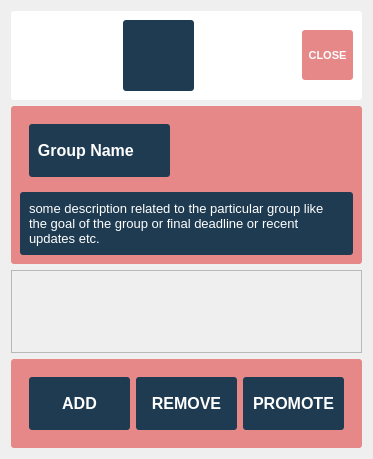
Qt form production/view/chat_details.ui (ashutosh7561/team-management) before a commit.
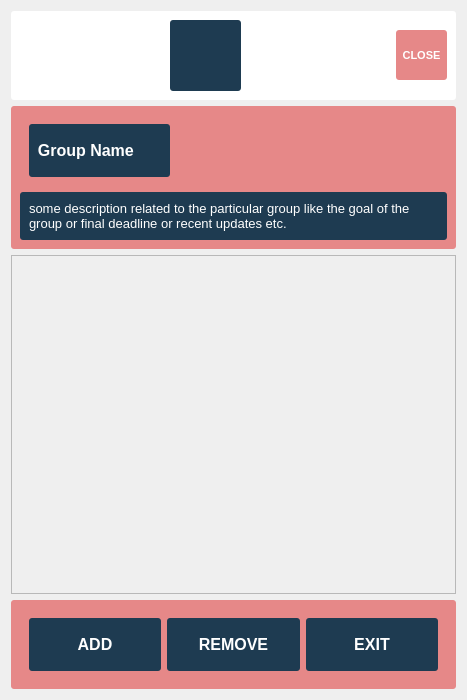
The same form after that commit. Icons and pictures are not drawn. Custom widgets are drawn as their Qt base class.

Diff of the .ui file:
```diff
--- a/production/view/chat_details.ui
+++ b/production/view/chat_details.ui
@@ -6,8 +6,8 @@
    <rect>
     <x>0</x>
     <y>0</y>
-    <width>373</width>
-    <height>459</height>
+    <width>467</width>
+    <height>700</height>
    </rect>
   </property>
   <property name="sizePolicy">
@@ -271,8 +271,8 @@
        <rect>
         <x>0</x>
         <y>0</y>
-        <width>349</width>
-        <height>85</height>
+        <width>443</width>
+        <height>284</height>
        </rect>
       </property>
      </widget>
@@ -371,7 +371,7 @@
             <string notr="true">background-color: rgb(30, 59, 81);	</string>
            </property>
            <property name="text">
-            <string>PROMOTE</string>
+            <string>EXIT</string>
            </property>
            <property name="alignment">
             <set>Qt::AlignCenter</set>
```
